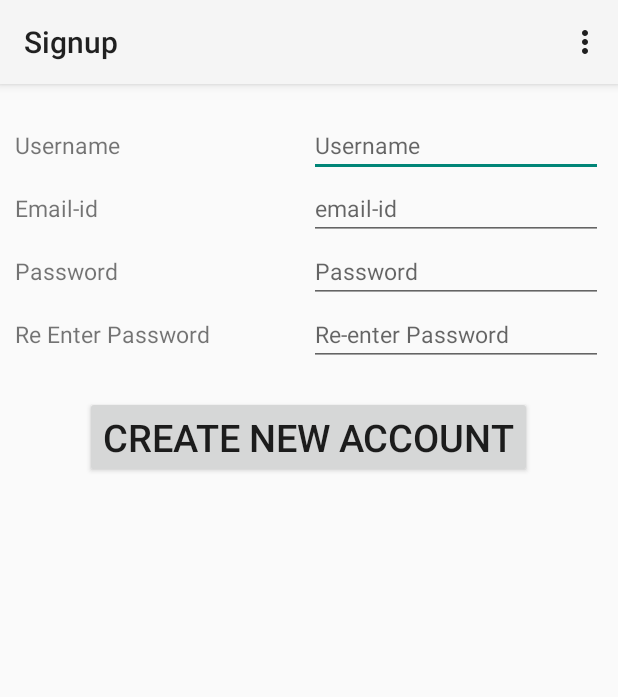
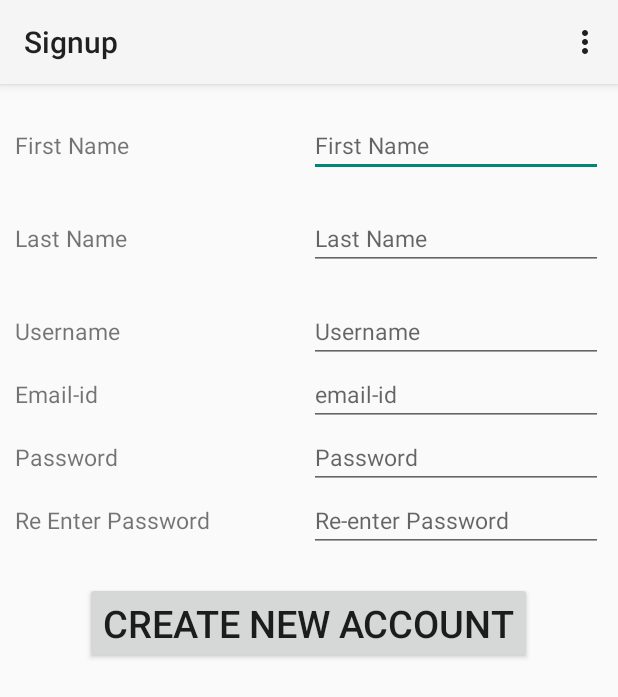
Before and after one commit to ndagrawal/SmartShopApp, an Android app: the SignupActivity screen opened directly, with no data from a screen before it, on a phone screen of 412 x 824 dp. Shown: the top 697 px of the screen. Run offline under Robolectric (Android 15) with nearby library versions, the phone set to English and light mode, and no system bars; 1 statement that could not run was skipped.

```diff
--- a/SmartShopping/app/src/main/java/com/example/theShopApp/SigninActivity.java
+++ b/SmartShopping/app/src/main/java/com/example/theShopApp/SigninActivity.java
@@ -34,6 +34,8 @@ public class SigninActivity extends Activity {
             @Override
             public void onClick(View view) {
 
+                String username = etUsername.getText().toString();
+                String password = etPassword.getText().toString();
             }
         });
 
--- a/SmartShopping/app/src/main/java/com/example/theShopApp/SignupActivity.java
+++ b/SmartShopping/app/src/main/java/com/example/theShopApp/SignupActivity.java
@@ -13,26 +13,43 @@ import com.example.theShopApp.R;
 public class SignupActivity extends Activity {
 
 
-    EditText etSignUpUserName,etSignUpPassword,etSignUpRePassword,etSignUpEmailId;
+    EditText etSignUpUserName,etSignUpPassword,etSignUpRePassword,etSignUpEmailId,etSignUpFirstName,etSignUpLastName;
     Button bNewAccount;
+
+    public void initialise(){
+        etSignUpUserName = (EditText)findViewById(R.id.etSignupUsername);
+        etSignUpPassword = (EditText)findViewById(R.id.etPassword);
+        etSignUpRePassword = (EditText)findViewById(R.id.etRePassword);
+        etSignUpEmailId = (EditText)findViewById(R.id.etEmailId);
+        etSignUpFirstName = (EditText)findViewById(R.id.etSigninFirstName);
+        etSignUpLastName = (EditText)findViewById(R.id.etSigninLastName);
+
+    }
 
     @Override
     protected void onCreate(Bundle savedInstanceState) {
         super.onCreate(savedInstanceState);
+
         setContentView(R.layout.signup);
-
-
-
+        initialise();
 
         bNewAccount.setOnClickListener(new View.OnClickListener() {
             @Override
             public void onClick(View view) {
 
+            String FirstName = etSignUpFirstName.getText().toString();
+            String LastName = etSignUpLastName.getText().toString();
+            String username = etSignUpUserName.getText().toString();
+            String password = etSignUpPassword.getText().toString();
+            String re_password = etSignUpRePassword.getText().toString();
+            String emailid = etSignUpEmailId.getText().toString();
+
+            Person personObject = new Person(FirstName,LastName,username, emailid,password, re_password);
+
+           // Database.createAccount(personObject);
+
             }
         });
-
-
-
     }
 
 
@@ -54,4 +71,8 @@ public class SignupActivity extends Activity {
         }
         return super.onOptionsItemSelected(item);
     }
+
+
+
+
 }
--- a/SmartShopping/app/src/main/res/layout/signin.xml
+++ b/SmartShopping/app/src/main/res/layout/signin.xml
@@ -2,6 +2,7 @@
 <LinearLayout xmlns:android="http://schemas.android.com/apk/res/android"
     android:orientation="vertical" android:layout_width="match_parent"
     android:layout_height="match_parent">
+
 
 
     <LinearLayout android:layout_width="fill_parent"
--- a/SmartShopping/app/src/main/res/layout/signup.xml
+++ b/SmartShopping/app/src/main/res/layout/signup.xml
@@ -3,6 +3,58 @@
 <LinearLayout xmlns:android="http://schemas.android.com/apk/res/android"
     android:orientation="vertical" android:layout_width="match_parent"
     android:layout_height="match_parent">
+
+    <LinearLayout android:layout_width="fill_parent"
+        android:layout_height="wrap_content"
+        android:weightSum="100"
+        android:paddingLeft="10dp"
+        android:paddingRight="10dp"
+        android:layout_marginTop="20dp"
+
+        >
+
+        <TextView android:layout_width="fill_parent"
+            android:layout_height="wrap_content"
+            android:textSize ="15dp"
+            android:text = "First Name"
+            android:layout_weight="50"
+
+            />
+
+        <EditText android:layout_width="fill_parent"
+            android:layout_height="wrap_content"
+            android:layout_weight="50"
+            android:textSize="15dp"
+            android:id="@+id/etSigninFirstName"
+            android:hint="First Name"
+            />
+    </LinearLayout>
+
+
+    <LinearLayout android:layout_width="fill_parent"
+        android:layout_height="wrap_content"
+        android:weightSum="100"
+        android:paddingLeft="10dp"
+        android:paddingRight="10dp"
+        android:layout_marginTop="20dp"
+        >
+
+        <TextView android:layout_width="fill_parent"
+            android:layout_height="wrap_content"
+            android:textSize ="15dp"
+            android:text = "Last Name"
+            android:layout_weight="50"
+
+            />
+
+        <EditText android:layout_width="fill_parent"
+            android:layout_height="wrap_content"
+            android:layout_weight="50"
+            android:textSize="15dp"
+            android:id="@+id/etSigninLastName"
+            android:hint="Last Name"
+            />
+    </LinearLayout>
 
     <LinearLayout android:layout_width="fill_parent"
         android:layout_height="wrap_content"
```
Also changed, not shown: SmartShopping/app/src/main/java/com/example/theShopApp/Constants.java (added, +37 -0 lines), SmartShopping/app/src/main/java/com/example/theShopApp/Person.java (added, +133 -0 lines), SmartShopping/app/src/main/java/com/example/theShopApp/Utils.java (added, +17 -0 lines).
